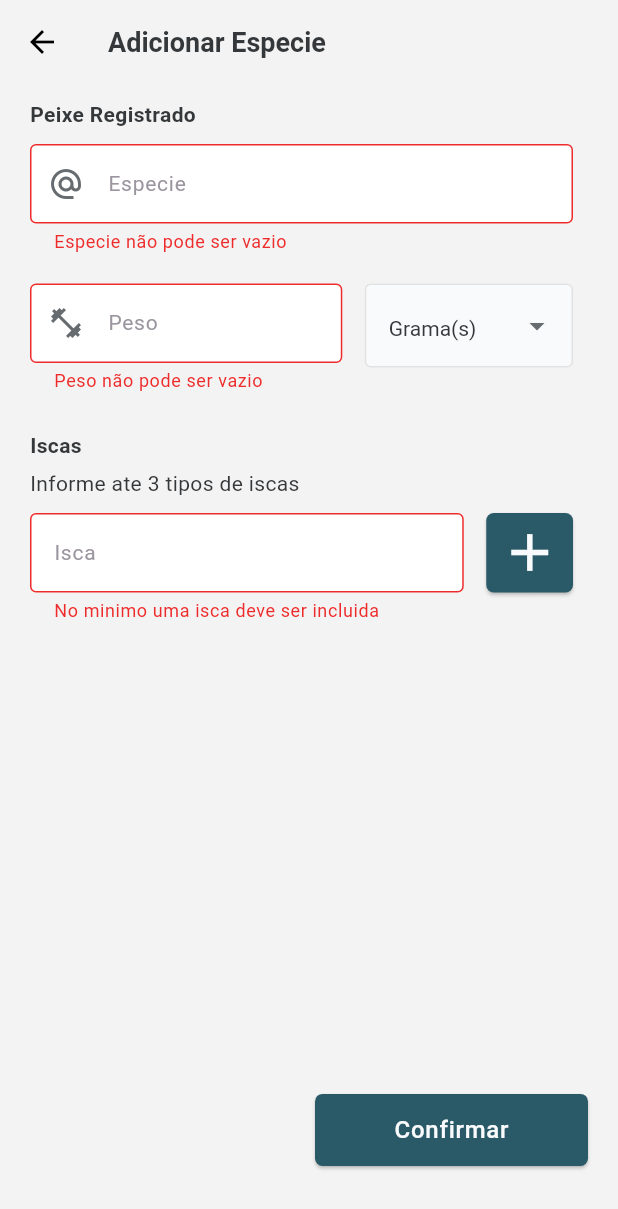
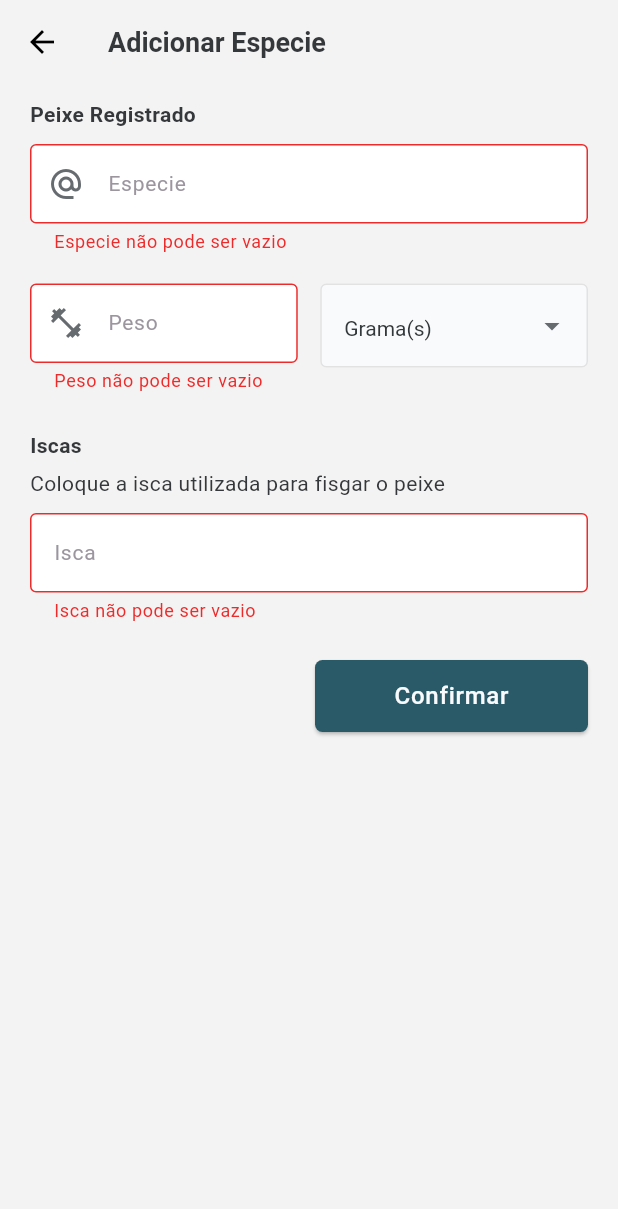
Before and after one commit to gbramoura/fishspot_app, a Flutter app: the SpotAddFishPage screen opened directly, after a tap on "Confirmar", on a phone screen of 412 x 824 dp. Shown: the top 1209 px of the screen. Run offline on Flutter 3.47's test engine with Material 3 defaults, Android fonts, the phone set to English and light mode, and no system bars; our stand-ins replace cached_network_image, flutter_dotenv, flutter_map, flutter_svg_provider, geolocator, image_picker and 3 more; accounts and stored records are empty.

Commit message:
Solve bugs

```diff
--- a/lib/pages/profile/profile_user_edit_page.dart
+++ b/lib/pages/profile/profile_user_edit_page.dart
@@ -388,7 +388,7 @@ class _ProfileUserEditPageState extends State<ProfileUserEditPage> {
                     ),
                   ],
                 ),
-                SizedBox(height: 10),
+                SizedBox(height: 40),
               ],
             )
           ],
--- a/lib/pages/spot/spot_add_fish_page.dart
+++ b/lib/pages/spot/spot_add_fish_page.dart
@@ -20,21 +20,18 @@ class SpotAddFishPage extends StatefulWidget {
 
 class _SpotAddFishPageState extends State<SpotAddFishPage> {
   final _formFishKey = GlobalKey<FormState>();
-  final _formLuresKey = GlobalKey<FormState>();
   final _nameController = TextEditingController();
   final _weightController = TextEditingController();
   final _lureController = TextEditingController();
-  final Map<Uuid, String> _lures = {};
 
   UnitMeasureType _measure = UnitMeasureType.Grams;
-  bool _globalValidatorSwitch = true;
 
   String? _nameValidator(String? value) {
     if (value == null || value.isEmpty) {
       return 'Especie não pode ser vazio';
     }
     if (value.length > 245) {
-      return 'Numero maximo de 245 caracters atingida';
+      return 'Numero maximo de 245 caracters atingido';
     }
     return null;
   }
@@ -47,14 +44,11 @@ class _SpotAddFishPageState extends State<SpotAddFishPage> {
   }
 
   String? _lureValidator(String? value) {
-    if (_globalValidatorSwitch && _lures.isEmpty) {
-      return 'No minimo uma isca deve ser incluida';
+    if (value == null || value.isEmpty) {
+      return 'Isca não pode ser vazio';
     }
-    if (!_globalValidatorSwitch && _lures.entries.length >= 3) {
-      return 'O maximo de 3 iscas foi atingido';
-    }
-    if (!_globalValidatorSwitch && (value == null || value.isEmpty)) {
-      return 'Isca não pode ser vazio';
+    if (value.length > 245) {
+      return 'Numero maximo de 245 caracters atingido';
     }
     return null;
   }
@@ -66,32 +60,8 @@ class _SpotAddFishPageState extends State<SpotAddFishPage> {
     _measure = SpotViewUtils.getUnitMeasureFromText(value);
   }
 
-  _handleAddLure() {
-    _globalValidatorSwitch = false;
-
-    if (!_formLuresKey.currentState!.validate()) {
-      return;
-    }
-
-    setState(() {
-      _lures.addAll({Uuid(): _lureController.text});
-      _lureController.text = '';
-    });
-  }
-
-  _handleRemoveLure(Uuid id) {
-    setState(() {
-      _lures.removeWhere((uuid, lure) => uuid == id);
-    });
-  }
-
   _handleNextButton() {
-    _globalValidatorSwitch = true;
-
-    var fishValidate = _formFishKey.currentState!.validate();
-    var lureValidate = _formLuresKey.currentState!.validate();
-
-    if (!fishValidate || !lureValidate) {
+    if (!_formFishKey.currentState!.validate()) {
       return;
     }
 
@@ -102,7 +72,7 @@ class _SpotAddFishPageState extends State<SpotAddFishPage> {
       name: _nameController.text,
       weight: num.parse(weight),
       unitMeasure: _measure,
-      lures: _lures.entries.map((e) => e.value).toList(),
+      lures: [_lureController.text],
     );
 
     addSpot.addFishes([fish]);
@@ -114,32 +84,24 @@ class _SpotAddFishPageState extends State<SpotAddFishPage> {
   Widget build(BuildContext context) {
     return Scaffold(
       appBar: _renderAppBar(context),
-      body: Center(
+      body: SingleChildScrollView(
+        child: Center(
           child: Column(
-          mainAxisAlignment: MainAxisAlignment.start,
-          crossAxisAlignment: CrossAxisAlignment.start,
             children: [
               SizedBox(height: 10),
-            Flexible(child: _renderForms(), flex: 7),
-            Flexible(child: _renderConfirm(context), flex: 1),
+              _renderForm(),
+              _renderConfirm(context),
+              SizedBox(height: 30),
             ],
+          ),
         ),
       ),
     );
   }
 
-  _renderForms() {
-    return Column(
-      children: [
-        _renderFishForm(),
-        Expanded(child: _renderLuresForm()),
-      ],
-    );
-  }
-
-  _renderFishForm() {
+  _renderForm() {
     return Padding(
-      padding: EdgeInsets.fromLTRB(20, 0, 30, 0),
+      padding: EdgeInsets.fromLTRB(20, 0, 20, 0),
       child: Form(
         key: _formFishKey,
         child: Column(
@@ -159,7 +121,6 @@ class _SpotAddFishPageState extends State<SpotAddFishPage> {
               validator: _nameValidator,
               controller: _nameController,
               hintText: 'Especie',
-              textInputType: TextInputType.number,
               icon: Icon(
                 Icons.alternate_email,
                 color: Theme.of(context).iconTheme.color,
@@ -174,6 +135,7 @@ class _SpotAddFishPageState extends State<SpotAddFishPage> {
                   child: CustomTextFormField(
                     validator: _weightValidator,
                     controller: _weightController,
+                    textInputType: TextInputType.number,
                     hintText: 'Peso',
                     icon: Icon(
                       Icons.fitness_center,
@@ -183,7 +145,7 @@ class _SpotAddFishPageState extends State<SpotAddFishPage> {
                 ),
                 SizedBox(width: 15),
                 Flexible(
-                  flex: 2,
+                  flex: 3,
                   child: CustomDropdownButton(
                     hintText: 'Escolha',
                     values: UnitMeasureType.values
@@ -194,21 +156,6 @@ class _SpotAddFishPageState extends State<SpotAddFishPage> {
                 ),
               ],
             ),
-          ],
-        ),
-      ),
-    );
-  }
-
-  _renderLuresForm() {
-    return Padding(
-      padding: EdgeInsets.fromLTRB(20, 0, 30, 0),
-      child: Form(
-        key: _formLuresKey,
-        child: Column(
-          mainAxisAlignment: MainAxisAlignment.start,
-          crossAxisAlignment: CrossAxisAlignment.start,
-          children: [
             SizedBox(height: 25),
             Text(
               'Iscas',
@@ -220,7 +167,7 @@ class _SpotAddFishPageState extends State<SpotAddFishPage> {
             ),
             SizedBox(height: 5),
             Text(
-              'Informe ate 3 tipos de iscas ',
+              'Coloque a isca utilizada para fisgar o peixe',
               style: TextStyle(
                 color: Theme.of(context).textTheme.headlineLarge?.color,
                 fontSize: 14,
@@ -228,84 +175,15 @@ class _SpotAddFishPageState extends State<SpotAddFishPage> {
               ),
             ),
             SizedBox(height: 10),
-            Row(
-              crossAxisAlignment: CrossAxisAlignment.start,
-              children: [
-                Flexible(
-                  flex: 5,
-                  child: CustomTextFormField(
+            CustomTextFormField(
               controller: _lureController,
               validator: _lureValidator,
               hintText: 'Isca',
             ),
-                ),
-                SizedBox(width: 15),
-                Flexible(
-                  flex: 1,
-                  child: CustomButton(
-                    label: '',
-                    icon: Icon(
-                      Icons.add,
-                      color: Theme.of(context).textTheme.labelMedium?.color,
-                      size: 42,
-                    ),
-                    onPressed: _handleAddLure,
-                    fixedSize: Size(50, 53),
-                  ),
-                ),
-              ],
-            ),
             SizedBox(height: 25),
-            Expanded(child: _renderLures())
           ],
         ),
       ),
-    );
-  }
-
-  _renderLures() {
-    return ListView.builder(
-      scrollDirection: Axis.vertical,
-      primary: false,
-      shrinkWrap: true,
-      itemCount: _lures.entries.length,
-      itemBuilder: (context, index) {
-        return Container(
-          margin: const EdgeInsets.only(bottom: 10),
-          padding: const EdgeInsets.fromLTRB(20, 10, 10, 10),
-          decoration: BoxDecoration(
-            color: Theme.of(context).textTheme.headlineLarge?.color,
-            border: Border.all(
-              color: ColorsConstants.gray150,
-              width: 1.0,
-            ),
-            borderRadius: BorderRadius.circular(5),
-          ),
-          child: Row(
-            mainAxisAlignment: MainAxisAlignment.spaceBetween,
-            crossAxisAlignment: CrossAxisAlignment.center,
-            children: [
-              Text(
-                _lures.entries.toList()[index].value,
-                style: TextStyle(
-                  color: Theme.of(context).textTheme.labelMedium?.color,
-                  fontWeight: FontWeight.w400,
-                  fontSize: 14,
-                ),
-              ),
-              GestureDetector(
-                onTap: () =>
-                    _handleRemoveLure(_lures.entries.toList()[index].key),
-                child: Icon(
-                  Icons.delete,
-                  color: Theme.of(context).textTheme.labelMedium?.color,
-                  size: 24,
-                ),
-              )
-            ],
-          ),
-        );
-      },
     );
   }
 
--- a/lib/pages/spot/spot_fish_page.dart
+++ b/lib/pages/spot/spot_fish_page.dart
@@ -51,8 +51,9 @@ class _SpotFishPageState extends State<SpotFishPage> {
             crossAxisAlignment: CrossAxisAlignment.start,
             children: [
               SizedBox(height: 10),
-              Flexible(child: _renderFishes(context, value), flex: 7),
+              Flexible(child: _renderFishes(context, value), flex: 9),
               Flexible(child: _renderNext(context, value), flex: 1),
+              SizedBox(height: 30),
             ],
           ),
         ),
--- a/lib/pages/spot/spot_image_page.dart
+++ b/lib/pages/spot/spot_image_page.dart
@@ -82,8 +82,9 @@ class _SpotImagePageState extends State<SpotImagePage> {
             crossAxisAlignment: CrossAxisAlignment.start,
             children: [
               SizedBox(height: 10),
-              Flexible(child: _renderImages(context, value), flex: 7),
+              Flexible(child: _renderImages(context, value), flex: 9),
               Flexible(child: _renderNext(context, value), flex: 1),
+              SizedBox(height: 30),
             ],
           ),
         ),
--- a/lib/theme/dark_theme.dart
+++ b/lib/theme/dark_theme.dart
@@ -7,6 +7,11 @@ ThemeData darkMode = ThemeData(
   brightness: Brightness.dark,
   colorScheme: ColorScheme.dark(
     surface: ColorsConstants.darkBackground,
+  ),
+  textSelectionTheme: TextSelectionThemeData(
+    selectionColor: ColorsConstants.green250.withAlpha(50),
+    cursorColor: ColorsConstants.green250,
+    selectionHandleColor: ColorsConstants.green250,
   ),
   iconTheme: IconThemeData(color: ColorsConstants.gray150),
   textTheme: TextTheme(
--- a/lib/theme/light_theme.dart
+++ b/lib/theme/light_theme.dart
@@ -7,6 +7,11 @@ ThemeData lighMode = ThemeData(
   brightness: Brightness.light,
   colorScheme: ColorScheme.light(
     surface: ColorsConstants.lightBackground,
+  ),
+  textSelectionTheme: TextSelectionThemeData(
+    selectionColor: ColorsConstants.blue750.withAlpha(50),
+    cursorColor: ColorsConstants.blue750,
+    selectionHandleColor: ColorsConstants.blue750,
   ),
   iconTheme: IconThemeData(color: ColorsConstants.gray150),
   textTheme: TextTheme(
@@ -51,6 +56,9 @@ ThemeData lighMode = ThemeData(
       fontSize: 14,
     ),
   ),
+  datePickerTheme: DatePickerThemeData(
+      // TODO: make it works
+      ),
   buttonTheme: ButtonThemeData(
     colorScheme: ColorScheme(
       brightness: Brightness.dark,
```
Also changed, not shown: lib/pages/spot/spot_about_page.dart (+11 -2 lines), lib/pages/spot/spot_description_page.dart (+14 -8 lines). Lines whose indentation alone changed are shown as unchanged.
